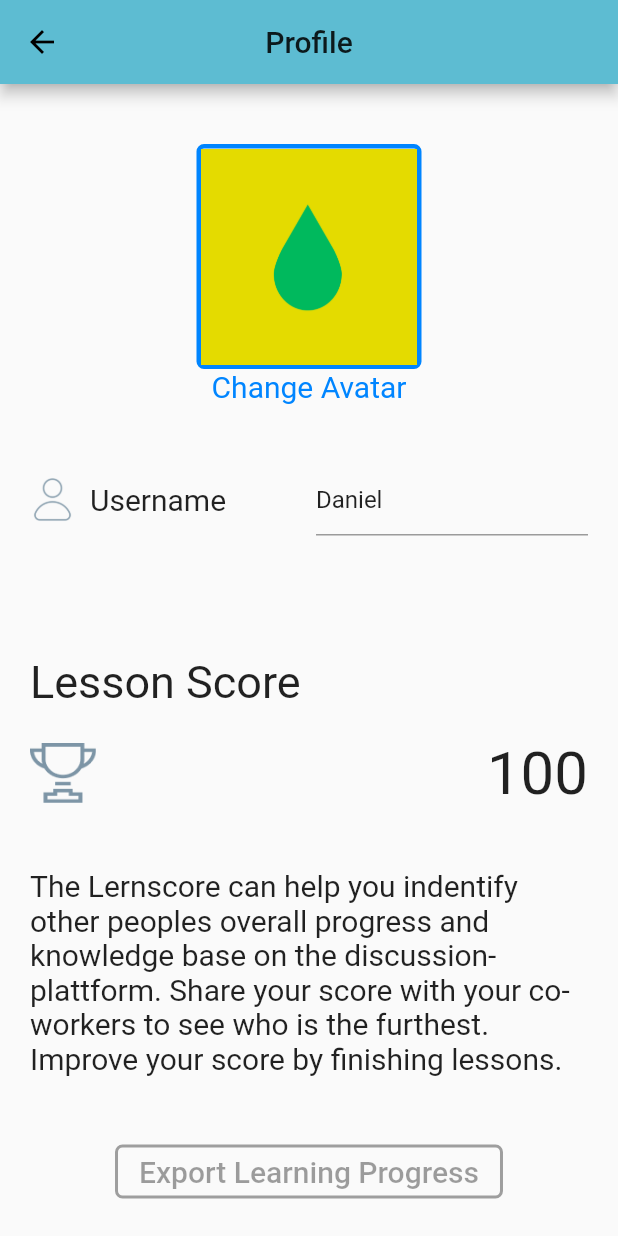
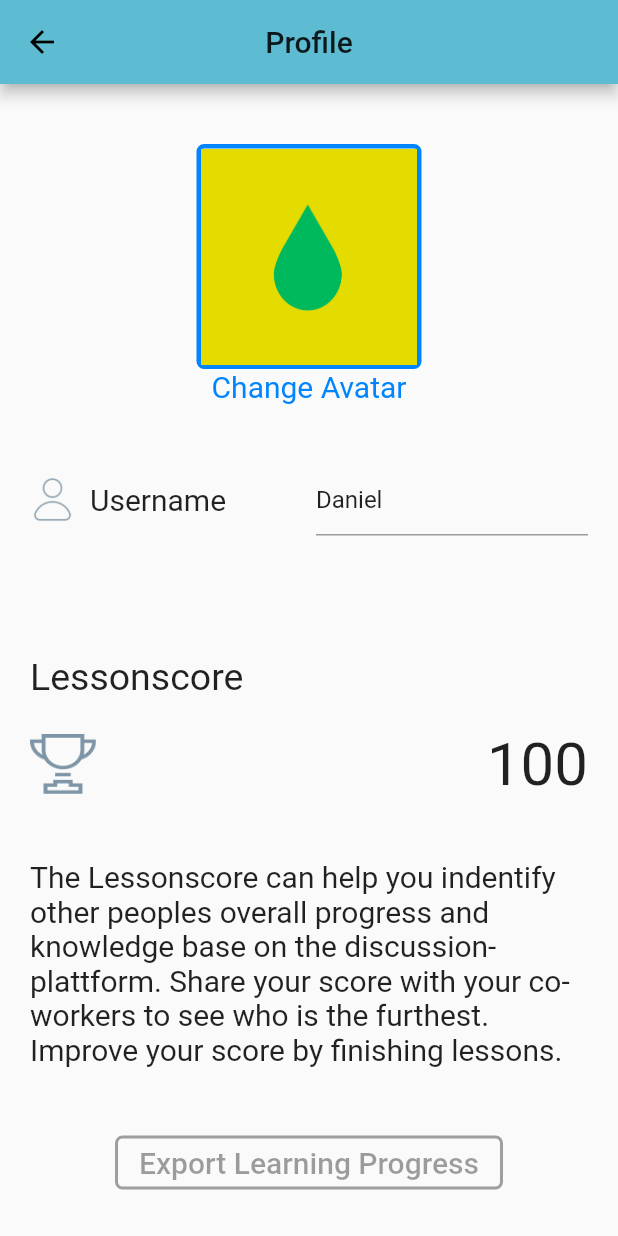
Before and after one commit to tl94/geiger_edu, a Flutter app: the ProfileScreen screen opened by its route, on a phone screen of 412 x 824 dp. Run offline on Flutter 3.47's test engine with Material 2 defaults, Android fonts, the phone set to English and light mode, and no system bars; our stand-ins replace flutter_html, flutter_svg, hive, hive_flutter, page_view_indicators, string_validator; missing offline and left inert: flutter_inappwebview, hive_listener; accounts and stored records are empty.

Commit message:
improved responsiveness

```diff
--- a/lib/globals.dart
+++ b/lib/globals.dart
@@ -2,11 +2,12 @@ library geiger_edu.globals;
 
 import 'package:flutter/cupertino.dart';
 import 'package:geiger_edu/model/quiz/question.dart';
-
 import 'model/difficultyObj.dart';
 import 'model/lessonObj.dart';
 
 final txtColor = const Color(0xff2f4858);
+
+final appVersion = "0.3.210725"; //current version of the app
 
 bool appRunning = false;
 bool isOnline = false;
--- a/lib/screens/home_screen.dart
+++ b/lib/screens/home_screen.dart
@@ -11,7 +11,6 @@ import 'lesson_screen.dart';
 
 class HomeScreen extends StatelessWidget {
   static const routeName = '/homescreen';
-
   static const bckColor = const Color(0xFF5dbcd2); //0xFFedb879
 
   @override
--- a/lib/screens/profile_screen.dart
+++ b/lib/screens/profile_screen.dart
@@ -56,10 +56,12 @@ class _ProfileScreenState extends State<ProfileScreen>{
         backgroundColor: ProfileScreen.bckColor,
       ),
       body: Container(
-        margin: EdgeInsets.fromLTRB(20.0, 0, 20.0, 0),
         child: SingleChildScrollView(
+          child:Container(
+              margin: EdgeInsets.fromLTRB(20, 0, 20, 0),
               child:Column(
-          children: [Stack(
+              children: [
+                Stack(
                   alignment: Alignment.center,
                   textDirection: TextDirection.rtl,
                   fit: StackFit.passthrough,
@@ -120,7 +122,7 @@ class _ProfileScreenState extends State<ProfileScreen>{
                           Column(
                               crossAxisAlignment: CrossAxisAlignment.start,
                               children: <Widget>[
-                        Text("Lesson Score", style: TextStyle(fontSize: 30),),
+                                Text("Lessonscore", style: TextStyle(fontSize: 25),),
                                 SizedBox(height: 20),
                                 Row(crossAxisAlignment: CrossAxisAlignment.center, mainAxisAlignment: MainAxisAlignment.spaceBetween, children: [
                                   Image.asset("assets/img/score_icon.png", height: 40, key: UniqueKey(), ),
@@ -133,7 +135,7 @@ class _ProfileScreenState extends State<ProfileScreen>{
                                   )
                                 ]),
                                 SizedBox(height: 40),
-                        Text("The Lernscore can help you indentify other peoples overall progress and knowledge base on the discussion-plattform. Share your score with your co-workers to see who is the furthest.                            Improve your score by finishing lessons.", style: TextStyle(fontSize: 20),)
+                                Text("The Lessonscore can help you indentify other peoples overall progress and knowledge base on the discussion-plattform. Share your score with your co-workers to see who is the furthest.                            Improve your score by finishing lessons.", style: TextStyle(fontSize: 20),)
                               ]),
 
                           //** USER PROGRESS EXPORT **
@@ -162,11 +164,9 @@ class _ProfileScreenState extends State<ProfileScreen>{
                           imagePaths: _imagePaths,
                           onTap: displaySelection
                       )
-
-            ]),
-
-          ],
-        ),
+                  ])
+              ])
+          )
         )
       ),
     );
--- a/lib/widgets/LabledSwitch.dart
+++ b/lib/widgets/LabledSwitch.dart
@@ -23,7 +23,10 @@ class _LabeledSwitchState extends State<LabeledSwitch>{
   @override
   Widget build(BuildContext context){
     return Row(children: [
-      Text(widget.label, style: TextStyle(fontSize: 18)),
+      Container(
+        width: MediaQuery.of(context).size.width * 0.6,
+        child: Text(widget.label, style: TextStyle(fontSize: 16)),
+      ),
       Spacer(),
       Switch(
         value: widget.isSelected,
```
Also changed, not shown: lib/screens/settings_screen.dart (+19 -11 lines). Lines whose indentation alone changed are shown as unchanged.
